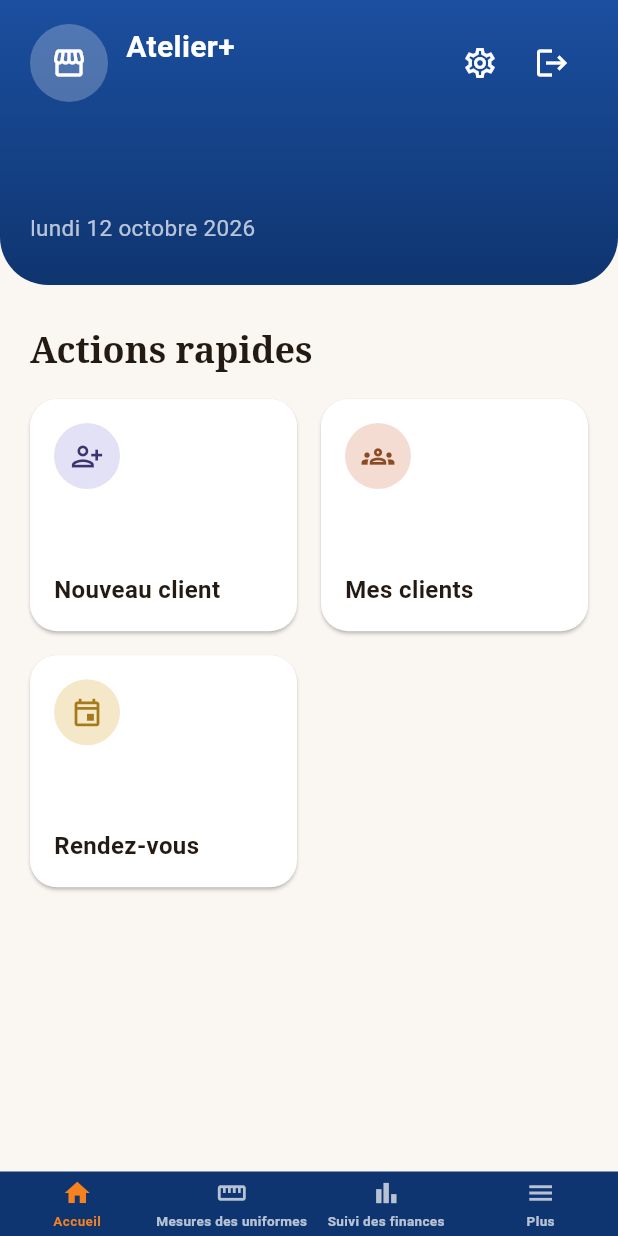
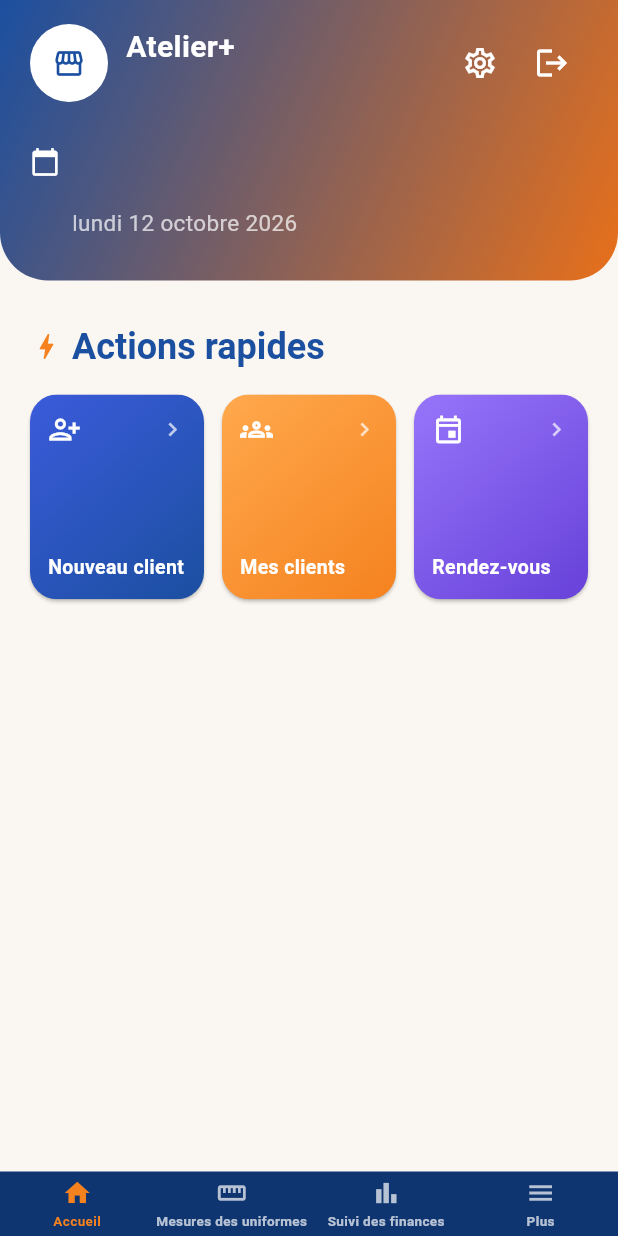
Before and after one commit to ouattaradanou-debug/forevercare-ai, a Flutter app: the screen it shows once a user with an empty profile is signed in, on a phone screen of 412 x 824 dp. Run offline on Flutter 3.47's test engine with Material 3 defaults, Android fonts, the phone set to English and light mode, and no system bars; our stand-ins replace audioplayers, cached_network_image, connectivity_plus, drift, flutter_contacts, flutter_image_compress and 16 more; missing offline and left inert: record; accounts and stored records are empty; generated files the repository leaves out were written again.

Commit message:
Redessine l'écran d'accueil pour se rapprocher du modèle visé
En-tête : dégradé diagonal bleu vers orange (au lieu du bleu uni
vertical), logo entouré d'un anneau blanc, icône calendrier devant
"Bonjour". Titres "Actions rapides"/"Aujourd'hui" avec icône et
couleur de marque (plus de police serif). Cartes d'actions rapides en
dégradé coloré (icône et texte blancs, chevron) au lieu de blanc avec
icône pastel, grille passée à 3 colonnes. Section "Aujourd'hui"
enveloppée dans une carte bleu clair avec une touche décorative.
Puces colorées (au lieu de "•") devant chaque client concerné par le
rappel.

Pas d'image/illustration (photo de fond, mannequin) : le modèle
original les utilise mais ces fichiers ne sont pas disponibles ;
rendu approché uniquement avec couleurs/dégradés/icônes, comme convenu.

Co-Authored-By: Claude Sonnet 5 <noreply@anthropic.com>
Claude-Session: https://claude.ai/code/session_01HPRTXPCgGzxUX9YW2QHUsa

```diff
--- a/atelier_plus/lib/features/auth/presentation/ecran_accueil_provisoire.dart
+++ b/atelier_plus/lib/features/auth/presentation/ecran_accueil_provisoire.dart
@@ -40,17 +40,26 @@ class _RdvAujourdhui {
   final bool estGroupe;
 }
 
-/// Couleurs propres à l'en-tête de l'accueil — bleu SEDA Tech en dégradé,
-/// et orange SEDA Tech pour le rappel d'essai gratuit (voir AppColors pour
-/// la palette globale, qui reprend les mêmes couleurs de marque).
+/// Couleurs propres à l'en-tête de l'accueil — dégradé bleu vers orange
+/// SEDA Tech (voir AppColors pour la palette globale, qui reprend les
+/// mêmes couleurs de marque).
 class _CouleursAccueil {
   const _CouleursAccueil._();
 
   static const Color enteteHaut = Color(0xFF1B4FA0);
-  static const Color enteteBas = Color(0xFF0F3570);
+  static const Color enteteBas = Color(0xFFE8701A);
   static const Color carteEssaiFond = Color(0xFFFCE4CC);
   static const Color carteEssaiIcone = Color(0xFFF5821F);
 }
+
+/// Couleurs cycliques des puces devant chaque client concerné par le
+/// rappel (_CarteRappel) — simple repère visuel, sans signification propre.
+const List<Color> _couleursPuces = [
+  Color(0xFFF5821F),
+  Color(0xFF1B4FA0),
+  Color(0xFF2E7D32),
+  Color(0xFF8456D9),
+];
 
 /// Écran d'accueil : en-tête bleu marine (logo/nom d'atelier, bouton de
 /// déconnexion, salutation et date), rappel d'essai gratuit en cours, puis
@@ -114,64 +123,63 @@ class _EcranAccueilProvisoireState extends ConsumerState<EcranAccueilProvisoire>
                   children: [
                     const _CarteEssai(),
                     const SizedBox(height: 8),
+                    Row(
+                      children: [
+                        const Icon(Icons.bolt, color: _CouleursAccueil.carteEssaiIcone, size: 22),
+                        const SizedBox(width: 6),
                         Text(
                           'Actions rapides',
                           style: Theme.of(context).textTheme.headlineSmall?.copyWith(
-                            fontFamily: 'serif',
                                 fontWeight: FontWeight.bold,
-                            color: const Color(0xFF231A14),
+                                color: _CouleursAccueil.enteteHaut,
                               ),
+                        ),
+                      ],
                     ),
                     const SizedBox(height: 16),
                     GridView.count(
                       shrinkWrap: true,
                       physics: const NeverScrollableScrollPhysics(),
-                      crossAxisCount: 2,
-                      mainAxisSpacing: 16,
-                      crossAxisSpacing: 16,
-                      childAspectRatio: 1.15,
+                      crossAxisCount: 3,
+                      mainAxisSpacing: 12,
+                      crossAxisSpacing: 12,
+                      childAspectRatio: 0.85,
                       children: [
                         _CarteAction(
                           icone: Icons.person_add_alt_1_outlined,
                           libelle: 'Nouveau client',
-                          fondIcone: const Color(0xFFE3E1F5),
-                          couleurIcone: const Color(0xFF3B3470),
+                          couleurs: const [Color(0xFF3B5BDB), Color(0xFF1B4FA0)],
                           onTap: () => context.push(AppRoutes.creationClient),
                         ),
                         _CarteAction(
                           icone: Icons.groups_outlined,
                           libelle: 'Mes clients',
-                          fondIcone: const Color(0xFFF5DCD3),
-                          couleurIcone: const Color(0xFF8A4B24),
+                          couleurs: const [Color(0xFFFFA94D), Color(0xFFF5821F)],
                           onTap: () => context.push(AppRoutes.clients),
                         ),
                         _CarteAction(
                           icone: Icons.event_outlined,
                           libelle: 'Rendez-vous',
-                          fondIcone: const Color(0xFFF5E8C8),
-                          couleurIcone: const Color(0xFFA47B1B),
+                          couleurs: const [Color(0xFF9775FA), Color(0xFF6741D9)],
                           onTap: () => context.push(AppRoutes.rendezVous),
                         ),
                         if (estProprietaire) ...[
                           _CarteAction(
                             icone: Icons.remove_circle_outline,
                             libelle: 'Enregistrer dépenses',
-                            fondIcone: const Color(0xFFF5D9D9),
-                            couleurIcone: const Color(0xFFB3261E),
+                            couleurs: const [Color(0xFF4CAF77), Color(0xFF2E7D32)],
                             onTap: () => context.push(AppRoutes.nouvelleDepense),
                           ),
                           _CarteAction(
                             icone: Icons.storefront_outlined,
                             libelle: 'Ventes',
-                            fondIcone: const Color(0xFFDCEADF),
-                            couleurIcone: const Color(0xFF2E7D32),
+                            couleurs: const [Color(0xFFB088F5), Color(0xFF8456D9)],
                             onTap: () => context.push(AppRoutes.ventes),
                           ),
                           _CarteAction(
                             icone: Icons.inventory_2_outlined,
                             libelle: 'Stock',
-                            fondIcone: const Color(0xFFE3EAF7),
-                            couleurIcone: const Color(0xFF1B4FA0),
+                            couleurs: const [Color(0xFFEF6E6E), Color(0xFFB3261E)],
                             onTap: () => context.push(AppRoutes.gestionStock),
                           ),
                         ] else if (enResolution)
@@ -182,13 +190,18 @@ class _EcranAccueilProvisoireState extends ConsumerState<EcranAccueilProvisoire>
                       const SizedBox(height: 24),
                       const Divider(color: Color(0xFFDDD3C8)),
                       const SizedBox(height: 16),
+                      Row(
+                        children: [
+                          const Icon(Icons.calendar_month, color: _CouleursAccueil.enteteHaut, size: 22),
+                          const SizedBox(width: 6),
                           Text(
                             'Aujourd\'hui',
                             style: Theme.of(context).textTheme.headlineSmall?.copyWith(
-                              fontFamily: 'serif',
                                   fontWeight: FontWeight.bold,
-                              color: const Color(0xFF231A14),
+                                  color: _CouleursAccueil.enteteHaut,
                                 ),
+                          ),
+                        ],
                       ),
                       const SizedBox(height: 16),
                       const _SectionAujourdhui(),
@@ -232,8 +245,8 @@ class _EnTete extends StatelessWidget {
     return Container(
       decoration: const BoxDecoration(
         gradient: LinearGradient(
-          begin: Alignment.topCenter,
-          end: Alignment.bottomCenter,
+          begin: Alignment.topLeft,
+          end: Alignment.bottomRight,
           colors: [_CouleursAccueil.enteteHaut, _CouleursAccueil.enteteBas],
         ),
         borderRadius: BorderRadius.only(
@@ -248,17 +261,21 @@ class _EnTete extends StatelessWidget {
           children: [
             Row(
               children: [
-                atelier.when(
+                Container(
+                  padding: const EdgeInsets.all(2),
+                  decoration: const BoxDecoration(shape: BoxShape.circle, color: Colors.white),
+                  child: atelier.when(
                     data: (a) => CircleAvatar(
-                    radius: 26,
+                      radius: 24,
                       backgroundColor: Colors.white24,
                       backgroundImage: a?.logoUrl == null ? null : NetworkImage(a!.logoUrl!),
                       child: a?.logoUrl == null
-                        ? const Icon(Icons.storefront, color: Colors.white, size: 24)
+                          ? const Icon(Icons.storefront, color: _CouleursAccueil.enteteHaut, size: 22)
                           : null,
                     ),
-                  loading: () => const CircleAvatar(radius: 26, backgroundColor: Colors.white24),
-                  error: (_, __) => const CircleAvatar(radius: 26, backgroundColor: Colors.white24),
+                    loading: () => const CircleAvatar(radius: 24, backgroundColor: Colors.white24),
+                    error: (_, __) => const CircleAvatar(radius: 24, backgroundColor: Colors.white24),
+                  ),
                 ),
                 const SizedBox(width: 12),
                 Expanded(
@@ -314,23 +331,36 @@ class _EnTete extends StatelessWidget {
               ],
             ),
             const SizedBox(height: 24),
-            utilisateur.when(
+            Row(
+              crossAxisAlignment: CrossAxisAlignment.start,
+              children: [
+                const Padding(
+                  padding: EdgeInsets.only(top: 6, right: 8),
+                  child: Icon(Icons.calendar_today, color: Colors.white, size: 20),
+                ),
+                Expanded(
+                  child: utilisateur.when(
                     data: (u) => Text(
                       u == null ? '' : 'Bonjour, ${u.nom}',
                       style: const TextStyle(
                         color: Colors.white,
-                  fontSize: 30,
+                        fontSize: 28,
                         fontWeight: FontWeight.bold,
-                  fontFamily: 'serif',
                       ),
                     ),
-              loading: () => const SizedBox(height: 36),
+                    loading: () => const SizedBox(height: 34),
                     error: (_, __) => const SizedBox.shrink(),
                   ),
+                ),
+              ],
+            ),
             const SizedBox(height: 6),
-            Text(
+            Padding(
+              padding: const EdgeInsets.only(left: 28),
+              child: Text(
                 Formatters.dateLongue(DateTime.now()),
                 style: const TextStyle(color: Colors.white70, fontSize: 15),
+              ),
             ),
           ],
         ),
@@ -445,6 +475,15 @@ class _SectionAujourdhui extends ConsumerWidget {
     return Column(
       crossAxisAlignment: CrossAxisAlignment.stretch,
       children: [
+        Container(
+          decoration: BoxDecoration(
+            color: const Color(0xFFE3EAF7),
+            borderRadius: BorderRadius.circular(20),
+          ),
+          padding: const EdgeInsets.all(14),
+          child: Column(
+            crossAxisAlignment: CrossAxisAlignment.stretch,
+            children: [
               Row(
                 children: [
                   Expanded(
@@ -454,7 +493,7 @@ class _SectionAujourdhui extends ConsumerWidget {
                       libelle: 'Clients',
                     ),
                   ),
-            const SizedBox(width: 16),
+                  const SizedBox(width: 12),
                   Expanded(
                     child: _CarteStat(
                       icone: Icons.event_outlined,
@@ -466,6 +505,27 @@ class _SectionAujourdhui extends ConsumerWidget {
                     ),
                   ),
                 ],
+              ),
+              const SizedBox(height: 10),
+              Row(
+                children: const [
+                  Icon(Icons.favorite, color: _CouleursAccueil.enteteBas, size: 16),
+                  SizedBox(width: 8),
+                  Expanded(
+                    child: Text(
+                      'Chaque rendez-vous est une création unique !',
+                      style: TextStyle(
+                        fontStyle: FontStyle.italic,
+                        fontWeight: FontWeight.w600,
+                        color: _CouleursAccueil.enteteHaut,
+                        fontSize: 13,
+                      ),
+                    ),
+                  ),
+                ],
+              ),
+            ],
+          ),
         ),
         const SizedBox(height: 16),
         _CarteRappel(clients: clients, rendezVous: rendezVous),
@@ -647,10 +707,24 @@ class _CarteRappel extends ConsumerWidget {
               style: TextStyle(color: Color(0xFF6F6259)),
             )
           else
-            ...concernes.map((nom) => Padding(
-                  padding: const EdgeInsets.symmetric(vertical: 2),
-                  child: Text('• $nom'),
-                )),
+            for (var i = 0; i < concernes.length; i++)
+              Padding(
+                padding: const EdgeInsets.symmetric(vertical: 3),
+                child: Row(
+                  children: [
+                    Container(
+                      width: 8,
+                      height: 8,
+                      decoration: BoxDecoration(
+                        shape: BoxShape.circle,
+                        color: _couleursPuces[i % _couleursPuces.length],
+                      ),
+                    ),
+                    const SizedBox(width: 8),
+                    Text(concernes[i]),
+                  ],
+                ),
+              ),
           const SizedBox(height: 12),
           InkWell(
             onTap: () => NotificationsService.instance.envoyerNotificationTest(),
@@ -680,42 +754,52 @@ class _CarteAction extends StatelessWidget {
   const _CarteAction({
     required this.icone,
     required this.libelle,
-    required this.fondIcone,
-    required this.couleurIcone,
+    required this.couleurs,
     required this.onTap,
   });
 
   final IconData icone;
   final String libelle;
-  final Color fondIcone;
-  final Color couleurIcone;
+  final List<Color> couleurs;
   final VoidCallback onTap;
 
   @override
   Widget build(BuildContext context) {
     return Material(
-      color: Colors.white,
+      color: Colors.transparent,
       borderRadius: BorderRadius.circular(18),
       elevation: 1,
+      child: Ink(
+        decoration: BoxDecoration(
+          borderRadius: BorderRadius.circular(18),
+          gradient: LinearGradient(
+            begin: Alignment.topLeft,
+            end: Alignment.bottomRight,
+            colors: couleurs,
+          ),
+        ),
         child: InkWell(
           borderRadius: BorderRadius.circular(18),
           onTap: onTap,
           child: Padding(
-          padding: const EdgeInsets.all(16),
+            padding: const EdgeInsets.all(12),
             child: Column(
               crossAxisAlignment: CrossAxisAlignment.start,
               mainAxisAlignment: MainAxisAlignment.spaceBetween,
               children: [
-              CircleAvatar(
-                radius: 22,
-                backgroundColor: fondIcone,
-                child: Icon(icone, color: couleurIcone, size: 22),
+                Row(
+                  mainAxisAlignment: MainAxisAlignment.spaceBetween,
+                  children: [
+                    Icon(icone, color: Colors.white, size: 22),
+                    const Icon(Icons.chevron_right, color: Colors.white70, size: 18),
+                  ],
                 ),
                 Text(
                   libelle,
-                style: const TextStyle(fontWeight: FontWeight.bold, fontSize: 16, color: Color(0xFF231A14)),
+                  style: const TextStyle(fontWeight: FontWeight.bold, fontSize: 13, color: Colors.white),
                 ),
               ],
+            ),
           ),
         ),
       ),
```
Lines whose indentation alone changed are shown as unchanged.
